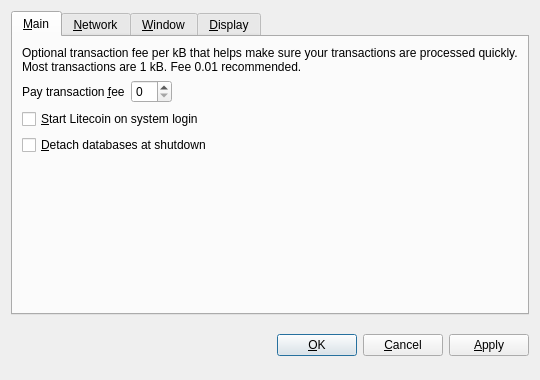
Above: src/qt/forms/optionsdialog.ui from MrSmee/compare-icoin before the change. Below: the same form after it.
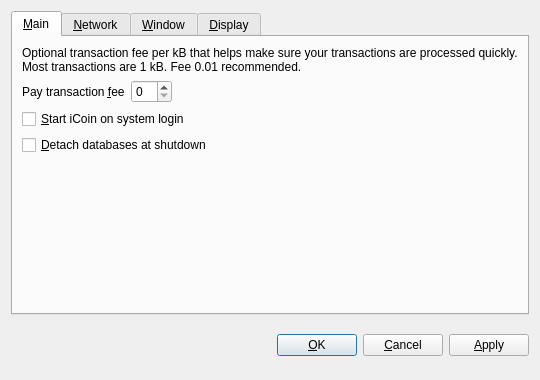
That is the form after the change. The open tabs and pages were chosen to show the change. Custom widgets are drawn as their Qt base class.

```diff
--- a/src/qt/forms/optionsdialog.ui
+++ b/src/qt/forms/optionsdialog.ui
@@ -82,7 +82,7 @@
           <string>Automatically start Litecoin after logging in to the system.</string>
          </property>
          <property name="text">
-          <string>&amp;Start Litecoin on system login</string>
+          <string>&amp;Start iCoin on system login</string>
          </property>
         </widget>
        </item>
```
Left out of the diff: 10 changed lines with no effect on the pictures.
